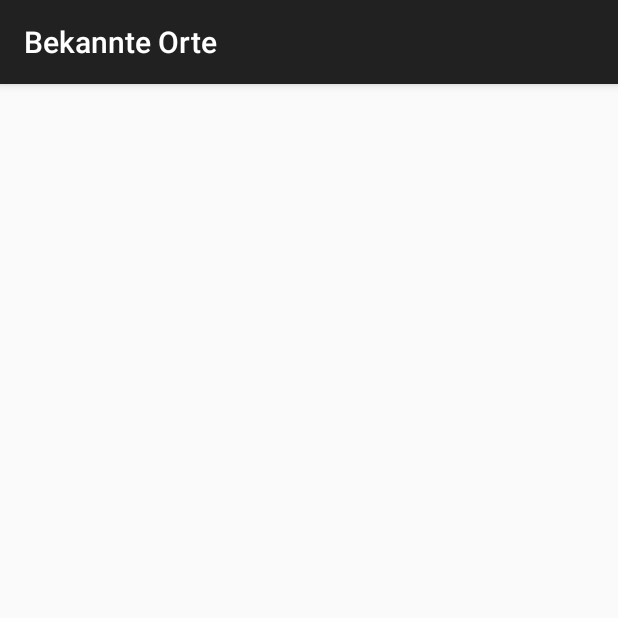
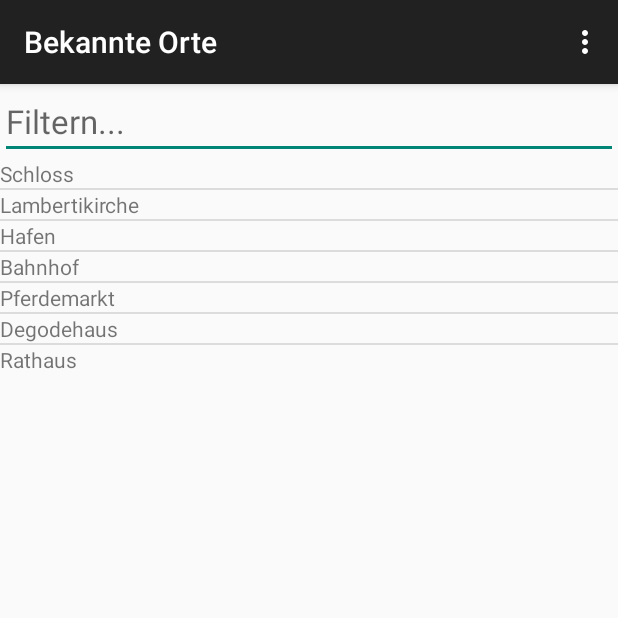
Before and after one commit to jps90/SpotVisitor, an Android app: the LocationActivity screen opened directly, with no data from a screen before it, on a phone screen of 412 x 824 dp, the top half of it. Run offline under Robolectric (Android 15) with nearby library versions, the phone set to English and light mode, and no system bars.

Commit message:
Anpassungen der Views und der Navigation

```diff
--- a/app/src/main/AndroidManifest.xml
+++ b/app/src/main/AndroidManifest.xml
@@ -8,7 +8,7 @@
         android:label="@string/app_name"
         android:theme="@style/AppTheme" >
         <activity
-            android:name=".StartUp"
+            android:name=".MainAction"
             android:label="@string/app_name" >
             <intent-filter>
                 <action android:name="android.intent.action.MAIN" />
--- /dev/null
+++ b/app/src/main/java/de/uni/oldenburg/spotvisitor/MainAction.java
@@ -0,0 +1,54 @@
+package de.uni.oldenburg.spotvisitor;
+
+import android.content.Intent;
+import android.support.v7.app.ActionBarActivity;
+import android.os.Bundle;
+import android.view.Menu;
+import android.view.MenuItem;
+import android.view.View;
+import android.widget.Button;
+
+import de.uni.oldenburg.spotvisitor.compass.CompassActivity;
+import de.uni.oldenburg.spotvisitor.detail.DetailActivity;
+import de.uni.oldenburg.spotvisitor.location.LocationActivity;
+
+
+public class MainAction extends ActionBarActivity {
+
+    @Override
+    protected void onCreate(Bundle savedInstanceState) {
+        super.onCreate(savedInstanceState);
+        setContentView(R.layout.activity_start_up);
+    }
+
+    @Override
+    protected void onStart() {
+        super.onStart();
+                //Intent intent = new Intent(MainAction.this, DetailActivity.class);
+                //startActivity(intent);
+    }
+
+    @Override
+    public boolean onCreateOptionsMenu(Menu menu) {
+        // Inflate the menu; this adds items to the action bar if it is present.
+        getMenuInflater().inflate(R.menu.menu_start_up, menu);
+        return true;
+    }
+
+    @Override
+    public boolean onOptionsItemSelected(MenuItem item) {
+        int id = item.getItemId();
+        switch(id){
+            case R.id.action_location:
+                startActivity(new Intent(MainAction.this, LocationActivity.class));
+                return true;
+            case R.id.action_compass:
+                startActivity(new Intent(MainAction.this, CompassActivity.class));
+                return true;
+            case R.id.action_detail:
+                // TODO neuen Eintrag anlegen können
+
+        }
+        return super.onOptionsItemSelected(item);
+    }
+}
--- a/app/src/main/java/de/uni/oldenburg/spotvisitor/detail/DetailActivity.java
+++ b/app/src/main/java/de/uni/oldenburg/spotvisitor/detail/DetailActivity.java
@@ -2,13 +2,15 @@ package de.uni.oldenburg.spotvisitor.detail;
 
 import android.support.v7.app.ActionBarActivity;
 import android.os.Bundle;
+import android.view.Menu;
 
+import de.uni.oldenburg.spotvisitor.MainAction;
 import de.uni.oldenburg.spotvisitor.R;
 
 /**
  * Created by stubbe on 24.04.2015.
  */
-public class DetailActivity extends ActionBarActivity {
+public class DetailActivity extends MainAction {
     @Override
     protected void onCreate(Bundle savedInstanceState) {
         super.onCreate(savedInstanceState);
--- a/app/src/main/java/de/uni/oldenburg/spotvisitor/location/LocationActivity.java
+++ b/app/src/main/java/de/uni/oldenburg/spotvisitor/location/LocationActivity.java
@@ -3,19 +3,69 @@ package de.uni.oldenburg.spotvisitor.location;
 import android.app.ActionBar;
 import android.os.Bundle;
 import android.support.v7.app.ActionBarActivity;
+import android.text.Editable;
+import android.text.TextWatcher;
 import android.view.Menu;
 import android.view.MenuInflater;
+import android.widget.ArrayAdapter;
+import android.widget.EditText;
+import android.widget.ListView;
 
+import java.util.ArrayList;
+import java.util.List;
+
+import de.uni.oldenburg.spotvisitor.MainAction;
 import de.uni.oldenburg.spotvisitor.R;
 
 /**
  * Created by stubbe on 24.04.2015.
  */
-public class LocationActivity extends ActionBarActivity {
+public class LocationActivity extends MainAction {
+
+    private List<String> dummylist;
+
     @Override
     protected void onCreate(Bundle savedInstanceState) {
         super.onCreate(savedInstanceState);
         setContentView(R.layout.activity_location);
         getSupportActionBar().setTitle(R.string.titleLocationActivity);
+        ListView lv = (ListView) findViewById(R.id.listLocLocations);
+        lv.setTextFilterEnabled(true);
+
+        EditText filter = (EditText) findViewById(R.id.txtLocFilter);
+
+        createList();
+        final ArrayAdapter<String> listadapter = new ArrayAdapter<String>(this, R.layout.listitem_locations, dummylist);
+        lv.setAdapter(listadapter);
+
+
+        filter.addTextChangedListener(new TextWatcher() {
+            @Override
+            public void beforeTextChanged(CharSequence s, int start, int count, int after) {
+
+            }
+
+            @Override
+            public void onTextChanged(CharSequence s, int start, int before, int count) {
+                listadapter.getFilter().filter(s.toString());
+            }
+
+            @Override
+            public void afterTextChanged(Editable s) {
+
+            }
+        });
     }
+
+    private void createList(){
+        dummylist = new ArrayList<String>();
+        dummylist.add("Schloss");
+        dummylist.add("Lambertikirche");
+        dummylist.add("Hafen");
+        dummylist.add("Bahnhof");
+        dummylist.add("Pferdemarkt");
+        dummylist.add("Degodehaus");
+        dummylist.add("Rathaus");
+    }
+
 }
--- a/app/src/main/res/layout/activity_location.xml
+++ b/app/src/main/res/layout/activity_location.xml
@@ -3,6 +3,13 @@
     android:orientation="vertical" android:layout_width="match_parent"
     android:layout_height="match_parent"
     android:weightSum="1">
+
+    <EditText
+        android:layout_width="match_parent"
+        android:layout_height="wrap_content"
+        android:textAppearance="?android:attr/textAppearanceLarge"
+        android:hint="@string/filter"
+        android:id="@+id/txtLocFilter" />
 
     <ListView
         android:layout_width="match_parent"
--- /dev/null
+++ b/app/src/main/res/layout/listitem_locations.xml
@@ -0,0 +1,5 @@
+<?xml version="1.0" encoding="utf-8"?>
+<TextView xmlns:android="http://schemas.android.com/apk/res/android"
+    android:layout_width="wrap_content"
+    android:layout_height="wrap_content">
+</TextView>
--- a/app/src/main/res/menu/menu_start_up.xml
+++ b/app/src/main/res/menu/menu_start_up.xml
@@ -1,6 +1,10 @@
 <menu xmlns:android="http://schemas.android.com/apk/res/android"
     xmlns:app="http://schemas.android.com/apk/res-auto"
     xmlns:tools="http://schemas.android.com/tools" tools:context=".StartUp">
-    <item android:id="@+id/action_settings" android:title="@string/action_settings"
-        android:orderInCategory="100"/>
+    <item android:id="@+id/action_location" android:title="@string/action_location"
+        />
+    <item android:id="@+id/action_compass" android:title="@string/action_compass"
+        />
+    <item android:id="@+id/action_detail" android:title="@string/action_detail"
+        />
 </menu>
--- a/app/src/main/res/values/strings.xml
+++ b/app/src/main/res/values/strings.xml
@@ -7,4 +7,8 @@
     <string name="titleCompassActivity">Kompass</string>
     <string name="lblLocation">Ort</string>
     <string name="lblCategory">Kategorie</string>
+    <string name="action_location">Orte</string>
+    <string name="action_compass">Kompass</string>
+    <string name="action_detail">Neuer Eintrag</string>
+    <string name="filter">Filtern...</string>
 </resources>
```
Also changed, not shown: app/src/main/java/de/uni/oldenburg/spotvisitor/StartUp.java (deleted, +0 -72 lines), app/src/main/java/de/uni/oldenburg/spotvisitor/compass/CompassActivity.java (+6 -1 lines).
